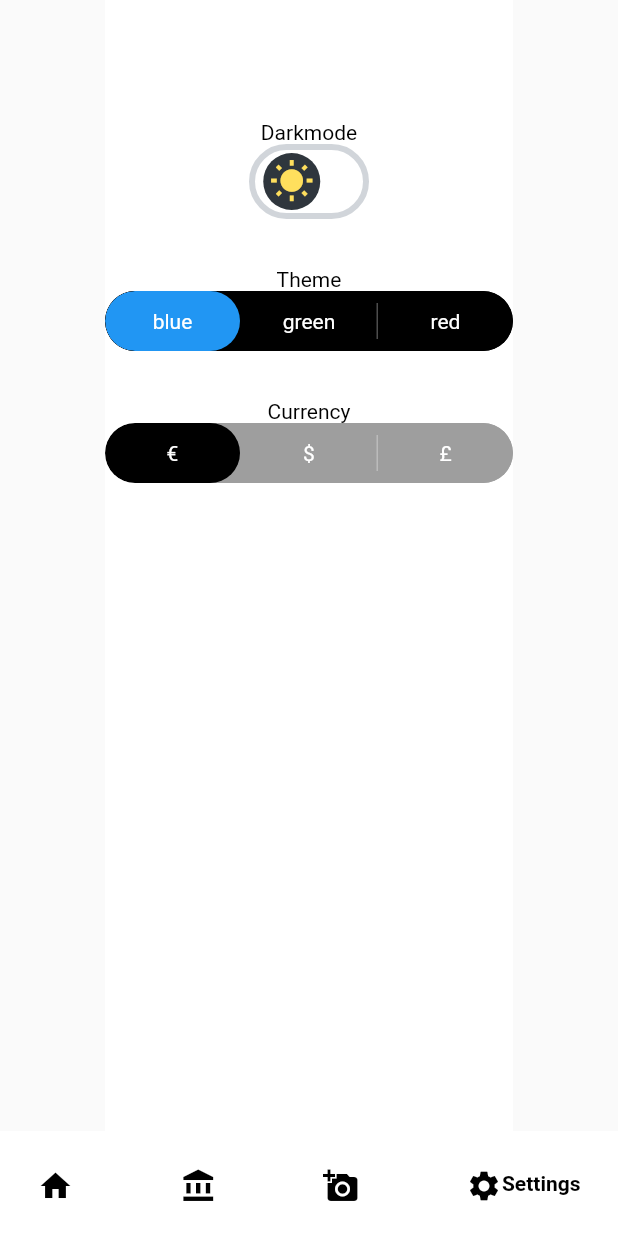
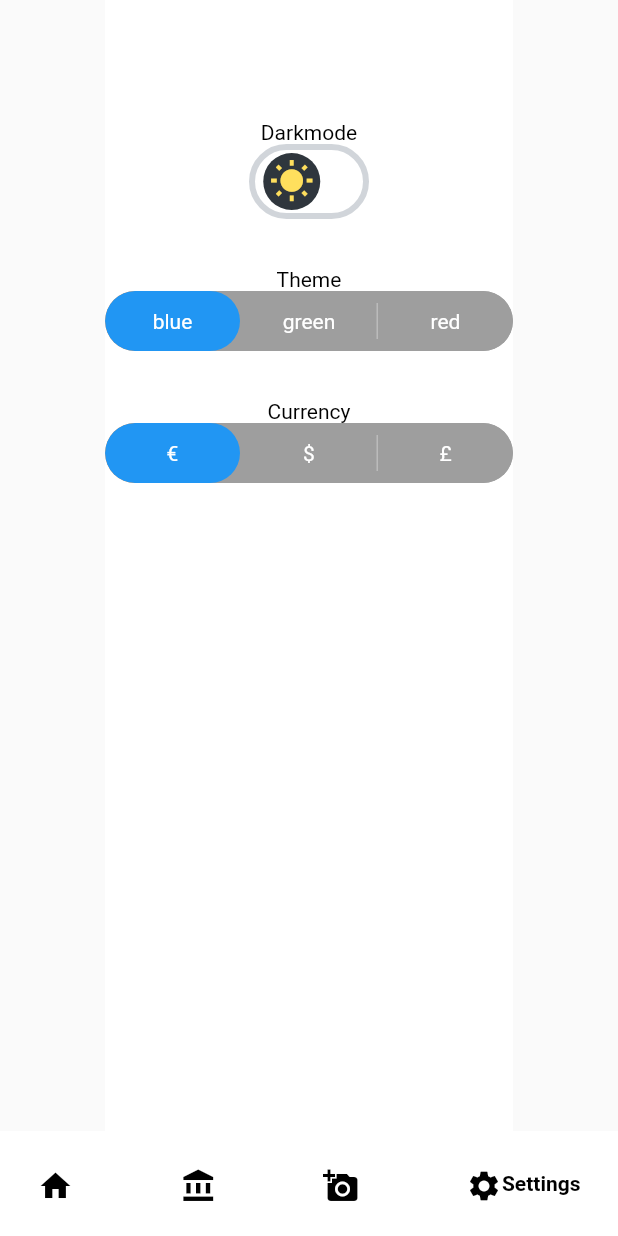
Before and after one commit to anjoov/Inventura-Informatik-Projekt, a Flutter app: the screen it shows after launch, item 4 of the bottom bar chosen, after a tap on "blue", on a phone screen of 412 x 824 dp. Run offline on Flutter 3.47's test engine with Material 2 defaults, Android fonts, the phone set to English and light mode, and no system bars; drawn by our look-alikes of flutter_switch, google_nav_bar, toggle_switch; our stand-ins replace fl_chart, flutter_slidable, hive, hive_flutter, syncfusion_flutter_charts; missing offline and left inert: dart:ffi, flutter_barcode_scanner; accounts and stored records are empty.

Commit message:
theme bugfix

```diff
--- a/lib/screens/Settings.dart
+++ b/lib/screens/Settings.dart
@@ -81,7 +81,7 @@ class SettingsState extends State<Settings> {
                               [Globals.themeColor]
                             ],
                             activeFgColor: Colors.white,
-                            inactiveBgColor: Globals.themeColor = Colors.black,
+                            inactiveBgColor: Colors.grey,
                             inactiveFgColor: Colors.white,
                             initialLabelIndex: Globals.initialIndexTheme,
                             totalSwitches: 3,
@@ -99,7 +99,7 @@ class SettingsState extends State<Settings> {
                                   Globals.themeColor = Colors.red;
                                   Globals.initialIndexTheme = index;
                                 }
-                                main();
+                                Settings();
                               });
                             },
                           ),
```
